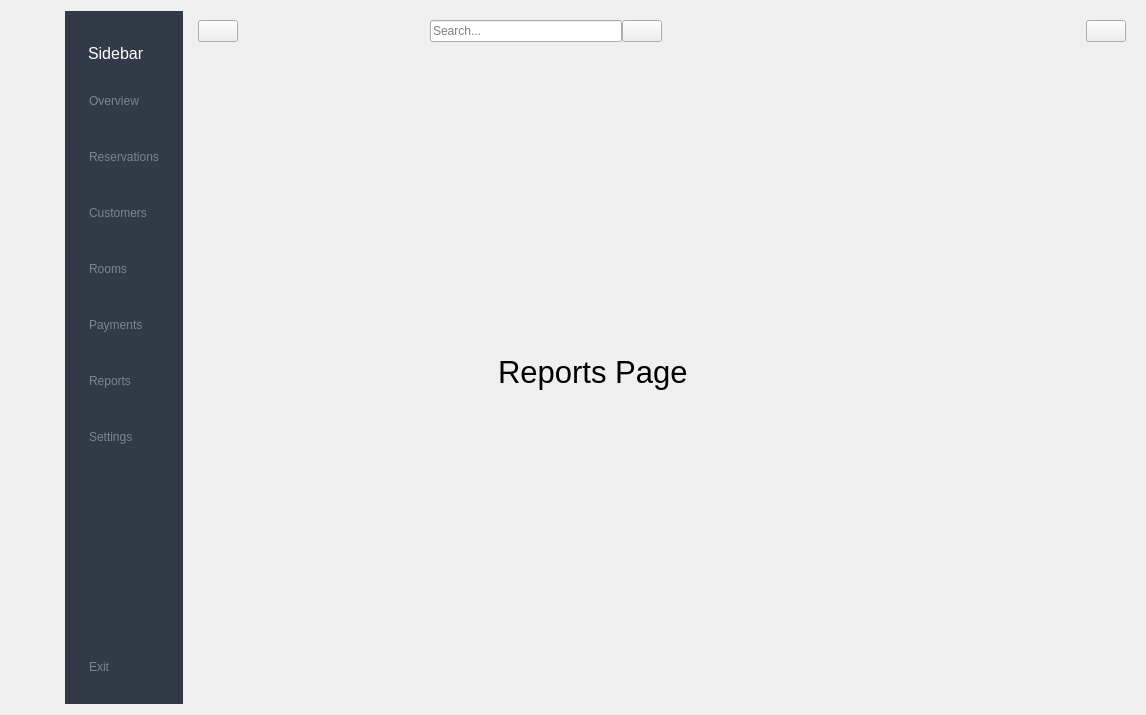
Before: the Qt Designer form dashboard.ui in WeWeBunnyX/HotelReservationSQL_Application, drawn with Qt 5.
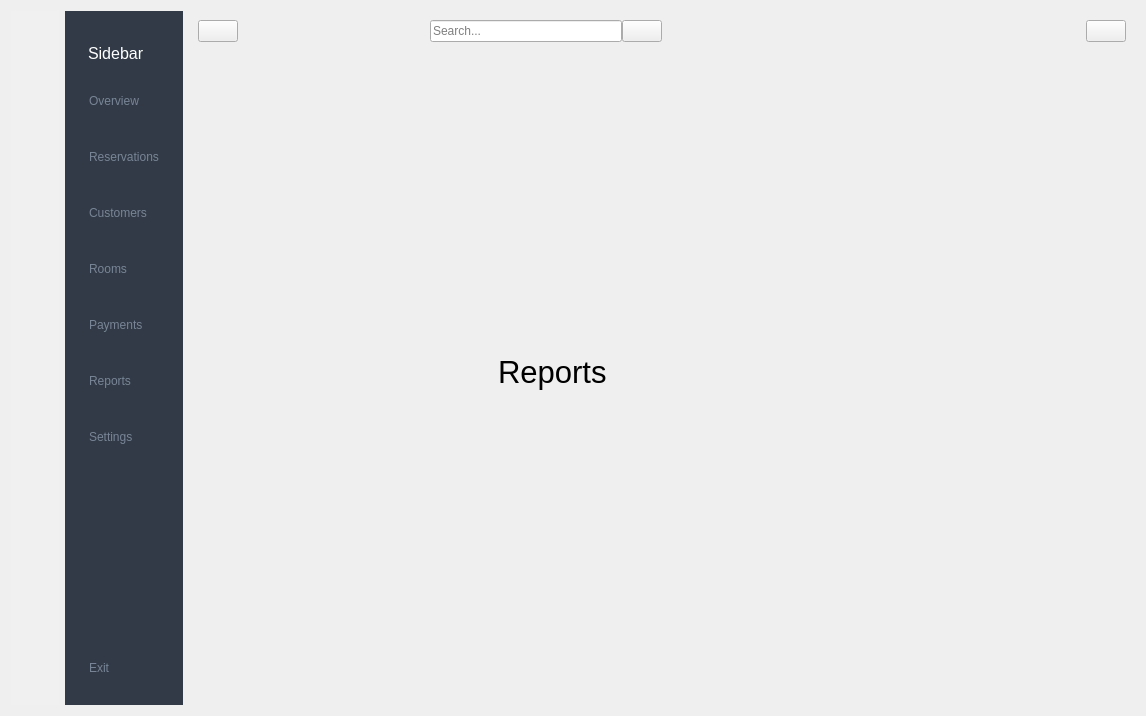
After: the same form once the commit is applied. The open tabs and pages were chosen to show the change. Icons and pictures are not drawn. Custom widgets are drawn as their Qt base class.

Commit message:
Fix Dashboard , Rooms UI Mismatch Issue
- Incorrect  index redirection to
 RoomsModule via roomPage fixed in dashboard.cpp

The edit to the form file:
```diff
--- a/dashboard.ui
+++ b/dashboard.ui
@@ -7,7 +7,7 @@
     <x>0</x>
     <y>0</y>
     <width>1146</width>
-    <height>715</height>
+    <height>716</height>
    </rect>
   </property>
   <property name="windowTitle">
@@ -497,13 +497,8 @@
                </item>
               </layout>
              </widget>
-             <widget class="QWidget" name="roomPage">
-              <property name="font">
-               <font>
-                <pointsize>23</pointsize>
-               </font>
-              </property>
-              <layout class="QGridLayout" name="gridLayout_7">
+             <widget class="RoomsModule" name="roomPage">
+              <layout class="QGridLayout" name="gridLayout_9">
                <property name="leftMargin">
                 <number>300</number>
                </property>
@@ -559,8 +554,13 @@
                </item>
               </layout>
              </widget>
-             <widget class="QWidget" name="reportPage">
-              <layout class="QGridLayout" name="gridLayout_9">
+             <widget class="QWidget" name="reportsPage">
+              <property name="font">
+               <font>
+                <pointsize>23</pointsize>
+               </font>
+              </property>
+              <layout class="QGridLayout" name="gridLayout_7">
                <property name="leftMargin">
                 <number>300</number>
                </property>
@@ -577,14 +577,9 @@
                 <number>0</number>
                </property>
                <item row="0" column="0">
-                <widget class="QLabel" name="reportPageLabel">
-                 <property name="font">
-                  <font>
-                   <pointsize>23</pointsize>
-                  </font>
-                 </property>
+                <widget class="QLabel" name="reportsPageLabel">
                  <property name="text">
-                  <string>Reports Page</string>
+                  <string>Reports</string>
                  </property>
                 </widget>
                </item>
@@ -865,6 +860,12 @@
    <header>reservations.h</header>
    <container>1</container>
   </customwidget>
+  <customwidget>
+   <class>RoomsModule</class>
+   <extends>QWidget</extends>
+   <header>rooms.h</header>
+   <container>1</container>
+  </customwidget>
  </customwidgets>
  <resources>
   <include location="resources.qrc"/>
```
Left out of the diff: 9 changed lines with no effect on the pictures. The commit also changes 2 other files.
